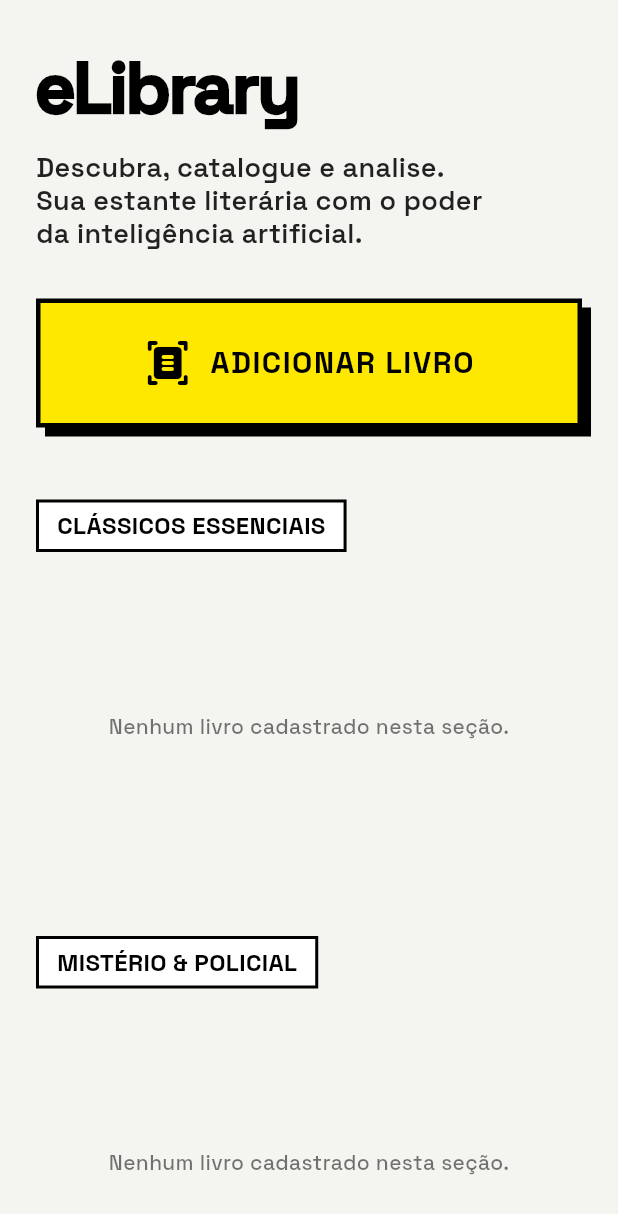
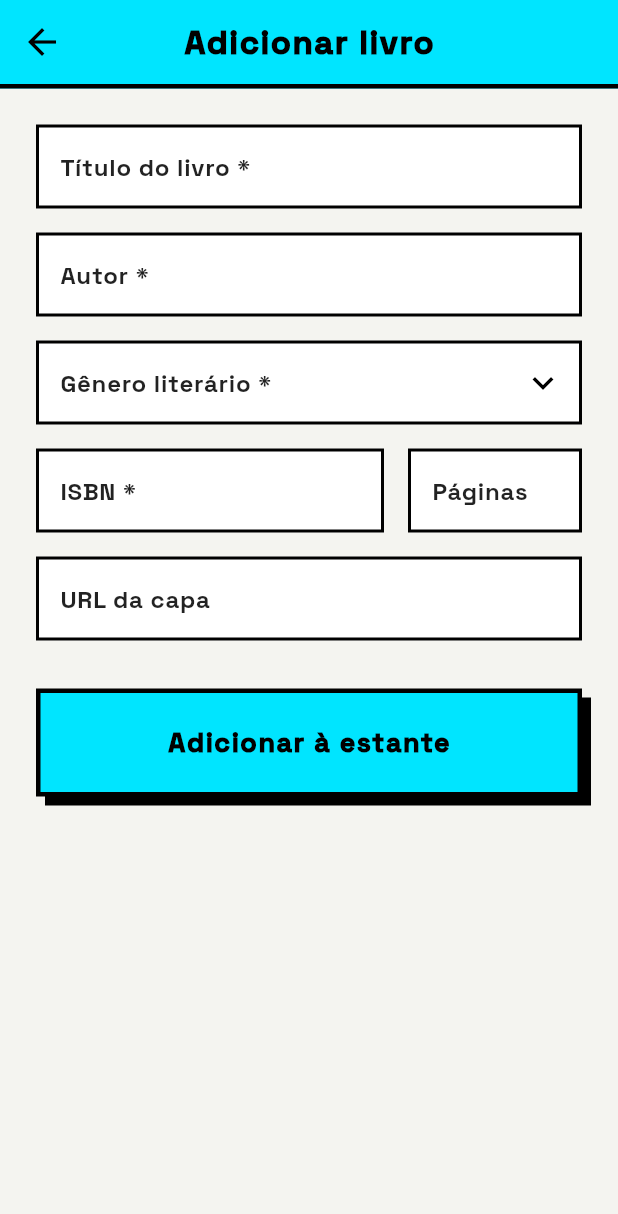
Before and after one commit to barbarastella/elibrary-app, a Flutter app: the HomePage screen opened directly with empty values, after a tap on "ADICIONAR LIVRO", on a phone screen of 412 x 824 dp. Shown: the top 1214 px of the screen. Run offline on Flutter 3.47's test engine with Material 3 defaults, Android fonts, the phone set to English and light mode, and no system bars; our stand-ins replace cloud_firestore, equatable, firebase_auth, firebase_core, flutter_bloc, flutter_dotenv and 2 more; accounts and stored records are empty; statements that could not run were skipped.

Commit message:
feat(books): implement book form page for create and update book operations with validations

```diff
--- a/lib/features/books/data/book_repository.dart
+++ b/lib/features/books/data/book_repository.dart
@@ -17,9 +17,14 @@ class BookRepository {
     required BookModel book,
   }) async {
     try {
-      await _userBooksCollection(userId).add(book.toFirestore());
+      final docRef = _userBooksCollection(userId).doc(book.isbn);
+      final docSnapshot = await docRef.get();
+
+      if (docSnapshot.exists) throw 'Um livro com este ISBN já está na sua estante.';
+
+      await docRef.set(book.toFirestore());
     } catch (e) {
-      throw Exception('Erro ao adicionar livro: $e');
+      throw Exception(e.toString().replaceAll('Erro ao adicionar livro: ', ''));
     }
   }
 
--- /dev/null
+++ b/lib/features/books/pages/book_form_page.dart
@@ -0,0 +1,397 @@
+import 'package:flutter/material.dart';
+import 'package:flutter_bloc/flutter_bloc.dart';
+import 'package:google_fonts/google_fonts.dart';
+import 'package:firebase_core/firebase_core.dart';
+import 'package:firebase_auth/firebase_auth.dart';
+import 'package:cloud_firestore/cloud_firestore.dart';
+
+import '../data/book_model.dart';
+import '../data/book_status_enum.dart';
+import '../bloc/book_bloc.dart';
+import '../bloc/book_event.dart';
+import '../bloc/book_state.dart';
+import '../../auth/bloc/auth_bloc.dart';
+import '../../auth/bloc/auth_state.dart';
+
+
+class BookFormPage extends StatefulWidget {
+  final BookModel? existingBook;
+  const BookFormPage({super.key, this.existingBook});
+
+  @override
+  State<BookFormPage> createState() => _BookFormPageState();
+}
+
+class _BookFormPageState extends State<BookFormPage> {
+  final _formKey = GlobalKey<FormState>();
+
+  late TextEditingController _titleController;
+  late TextEditingController _authorController;
+  late TextEditingController _isbnController;
+  late TextEditingController _pageCountController;
+  late TextEditingController _coverUrlController;
+
+  BookStatus _currentStatus = BookStatus.toRead;
+  String? _selectedGenre;
+
+  bool _isSubmitting = false;
+  String? _isbnAsyncError;
+
+  static const List<String> _genreOptions = [
+    'Clássico',
+    'Mistério / Policial',
+    'Ficção',
+    'Não-ficção',
+    'Fantasia',
+    'Ficção Científica',
+    'Biografia',
+    'Tecnologia',
+    'Outro',
+  ];
+
+  bool get isEditing => widget.existingBook != null;
+
+  @override
+  void initState() {
+    super.initState();
+    final book = widget.existingBook;
+
+    _titleController = TextEditingController(text: book?.title ?? '');
+    _authorController = TextEditingController(text: book?.author ?? '');
+    _isbnController = TextEditingController(text: book?.isbn ?? '');
+    _pageCountController = TextEditingController(
+      text: book?.pageCount.toString() ?? '',
+    );
+    _coverUrlController = TextEditingController(text: book?.coverUrl ?? '');
+
+    if (book != null) _currentStatus = book.status;
+
+    final String? existingGenre = book?.genre;
+
+    if (existingGenre != null && existingGenre.isNotEmpty) {
+      _selectedGenre = _genreOptions.contains(existingGenre)
+          ? existingGenre
+          : 'Outro';
+    }
+  }
+
+  @override
+  void dispose() {
+    _titleController.dispose();
+    _authorController.dispose();
+    _isbnController.dispose();
+    _pageCountController.dispose();
+    _coverUrlController.dispose();
+    super.dispose();
+  }
+
+  Future<void> _submitForm() async {
+    setState(() {_isbnAsyncError = null;});
+
+    if (!_formKey.currentState!.validate()) return;
+
+    final authState = context.read<AuthBloc>().state;
+    if (authState is! AuthenticatedState) return;
+
+    final String currentUserId = authState.user.uid;
+    final String isbn = _isbnController.text.trim();
+
+    setState(() {_isSubmitting = true;});
+
+    try {
+      final docSnapshot = await FirebaseFirestore.instance
+          .collection('users')
+          .doc(currentUserId)
+          .collection('books')
+          .doc(isbn)
+          .get();
+
+      bool isDuplicate = false;
+
+      if (docSnapshot.exists) {
+        if (!isEditing) {
+          isDuplicate = true;
+        } else if (widget.existingBook?.id != docSnapshot.id) {
+          isDuplicate = true;
+        }
+      }
+
+      if (isDuplicate) {
+        setState(() {
+          _isbnAsyncError = 'Este ISBN já está cadastrado.';
+          _isSubmitting = false;
+        });
+        _formKey.currentState!.validate();
+        return;
+      }
+
+      final formData = BookModel(
+        id: widget.existingBook?.id,
+        isbn: _isbnController.text.trim(),
+        title: _titleController.text.trim(),
+        author: _authorController.text.trim(),
+        genre: _selectedGenre,
+        pageCount: int.tryParse(_pageCountController.text.trim()) ?? 0,
+        coverUrl: _coverUrlController.text.trim(),
+        status: _currentStatus,
+        addedViaScanner: widget.existingBook?.addedViaScanner ?? false,
+        geminiSummary: widget.existingBook?.geminiSummary,
+        geminiRecommendations: widget.existingBook?.geminiRecommendations,
+      );
+
+      if (isEditing) {
+        context.read<BookBloc>().add(
+          UpdateBookRequestedEvent(userId: currentUserId, book: formData),
+        );
+        ScaffoldMessenger.of(context).showSnackBar(
+          const SnackBar(content: Text('Alterações salvas!'),
+              backgroundColor: Colors.black),
+        );
+      } else {
+        context.read<BookBloc>().add(
+          AddBookRequestedEvent(userId: currentUserId, book: formData),
+        );
+        ScaffoldMessenger.of(context).showSnackBar(
+          const SnackBar(content: Text('Livro adicionado à estante!'),
+              backgroundColor: Colors.black),
+        );
+      }
+
+      Navigator.of(context).pop();
+    } catch (e) {
+      setState(() {
+        _isSubmitting = false;
+      });
+      ScaffoldMessenger.of(context).showSnackBar(
+          const SnackBar(content: Text('Erro ao verificar conexão com o servidor.'), backgroundColor: Colors.red)
+      );
+    }
+  }
+
+  @override
+  Widget build(BuildContext context) {
+    const Color surfaceColor = Color(0xFFF4F4F0);
+    const Color accentColor = Color(0xFF00E5FF);
+
+    return BlocConsumer<BookBloc, BookState>(
+      listener: (context, state) {
+        if (state is BooksError) {
+          ScaffoldMessenger.of(context).showSnackBar(
+            SnackBar(content: Text(state.message), backgroundColor: Colors.red),
+          );
+        }
+      },
+      builder: (context, state) {
+        final bool isProcessing = (state is BooksLoading) || _isSubmitting;
+
+        return Scaffold(
+          backgroundColor: surfaceColor,
+          appBar: AppBar(
+            backgroundColor: accentColor,
+            elevation: 0,
+            bottom: PreferredSize(
+              preferredSize: const Size.fromHeight(3.0),
+              child: Container(color: Colors.black, height: 3.0),
+            ),
+            leading: IconButton(
+              icon: const Icon(Icons.arrow_back, color: Colors.black, size: 28),
+              onPressed: () => Navigator.of(context).pop(),
+            ),
+            title: Text(
+              isEditing ? 'Editar livro' : 'Adicionar livro',
+              style: GoogleFonts.spaceGrotesk(
+                color: Colors.black,
+                fontWeight: FontWeight.w900,
+                fontSize: 22,
+                letterSpacing: 1,
+              ),
+            ),
+            centerTitle: true,
+          ),
+          body: Stack(
+            children: [
+              SingleChildScrollView(
+                padding: const EdgeInsets.all(24.0),
+                child: Form(
+                  key: _formKey,
+                  child: Column(
+                    crossAxisAlignment: CrossAxisAlignment.stretch,
+                    children: [
+                      TextFormField(
+                        controller: _titleController,
+                        style: GoogleFonts.spaceGrotesk(
+                          fontWeight: FontWeight.bold,
+                        ),
+                        decoration: _neobrutalistInput('Título do livro *'),
+                        validator: (value) =>
+                        value == null || value.trim().isEmpty
+                            ? 'O título é obrigatório'
+                            : null,
+                      ),
+                      const SizedBox(height: 16),
+                      TextFormField(
+                        controller: _authorController,
+                        style: GoogleFonts.spaceGrotesk(
+                          fontWeight: FontWeight.bold,
+                        ),
+                        decoration: _neobrutalistInput('Autor *'),
+                        validator: (value) =>
+                        value == null || value.trim().isEmpty
+                            ? 'O autor é obrigatório'
+                            : null,
+                      ),
+                      const SizedBox(height: 16),
+                      DropdownButtonFormField<String>(
+                        value: _selectedGenre,
+                        icon: const Icon(
+                          Icons.keyboard_arrow_down,
+                          color: Colors.black,
+                          size: 28,
+                        ),
+                        dropdownColor: Colors.white,
+                        style: GoogleFonts.spaceGrotesk(
+                          fontWeight: FontWeight.bold,
+                          color: Colors.black,
+                        ),
+                        decoration: _neobrutalistInput('Gênero literário *'),
+                        items: _genreOptions.map((String genre) {
+                          return DropdownMenuItem<String>(
+                            value: genre,
+                            child: Text(genre),
+                          );
+                        }).toList(),
+                        onChanged: (String? newValue) {
+                          setState(() {
+                            _selectedGenre = newValue;
+                          });
+                        },
+                        validator: (value) =>
+                        value == null ? 'Selecione um gênero.' : null,
+                      ),
+                      const SizedBox(height: 16),
+                      Row(
+                        children: [
+                          Expanded(
+                            flex: 2,
+                            child: TextFormField(
+                              controller: _isbnController,
+                              keyboardType: TextInputType.number,
+                              style: GoogleFonts.spaceGrotesk(
+                                fontWeight: FontWeight.bold,
+                              ),
+                              decoration: _neobrutalistInput('ISBN *'),
+                              validator: (value) {
+                                if (value == null || value.trim().isEmpty) {
+                                  return 'O ISBN é obrigatório';
+                                }
+                                if (value.trim().length < 10) {
+                                  return 'ISBN inválido';
+                                }
+                                if (_isbnAsyncError != null) return _isbnAsyncError;
+                                return null;
+                              },
+                            ),
+                          ),
+                          const SizedBox(width: 16),
+                          Expanded(
+                            flex: 1,
+                            child: TextFormField(
+                              controller: _pageCountController,
+                              keyboardType: TextInputType.number,
+                              style: GoogleFonts.spaceGrotesk(
+                                fontWeight: FontWeight.bold,
+                              ),
+                              decoration: _neobrutalistInput('Páginas'),
+                            ),
+                          ),
+                        ],
+                      ),
+                      const SizedBox(height: 16),
+                      TextFormField(
+                        controller: _coverUrlController,
+                        style: GoogleFonts.spaceGrotesk(
+                          fontWeight: FontWeight.bold,
+                        ),
+                        decoration: _neobrutalistInput('URL da capa'),
+                      ),
+                      const SizedBox(height: 32),
+                      GestureDetector(
+                        onTap: isProcessing ? null : _submitForm,
+                        child: Container(
+                          width: double.infinity,
+                          padding: const EdgeInsets.symmetric(vertical: 20),
+                          decoration: BoxDecoration(
+                            color: isProcessing ? Colors.grey : accentColor,
+                            border: Border.all(color: Colors.black, width: 3),
+                            boxShadow: isProcessing ? null : const [
+                              BoxShadow(
+                                color: Colors.black,
+                                offset: Offset(6, 6),
+                              ),
+                            ],
+                          ),
+                          child: Center(
+                            child: isProcessing
+                                ? const SizedBox(
+                              height: 24,
+                              width: 24,
+                              child: CircularProgressIndicator(
+                                color: Colors.black,
+                                strokeWidth: 3,
+                              ),
+                            )
+                                : Text(
+                              isEditing
+                                  ? 'Salvar alterações'
+                                  : 'Adicionar à estante',
+                              style: GoogleFonts.spaceGrotesk(
+                                fontWeight: FontWeight.w900,
+                                fontSize: 18,
+                                letterSpacing: 1,
+                                color: Colors.black,
+                              ),
+                            ),
+                          ),
+                        ),
+                      ),
+                    ],
+                  ),
+                ),
+              ),
+              if (isProcessing)
+                const ModalBarrier(dismissible: false, color: Colors.black12),
+            ],
+          ),
+        );
+      },
+    );
+  }
+
+  InputDecoration _neobrutalistInput(String label) {
+    return InputDecoration(
+      labelText: label,
+      labelStyle: GoogleFonts.spaceGrotesk(
+        color: Colors.black87,
+        fontWeight: FontWeight.bold,
+      ),
+      filled: true,
+      fillColor: Colors.white,
+      enabledBorder: const OutlineInputBorder(
+        borderSide: BorderSide(color: Colors.black, width: 2),
+        borderRadius: BorderRadius.zero,
+      ),
+      focusedBorder: const OutlineInputBorder(
+        borderSide: BorderSide(color: Colors.black, width: 4),
+        borderRadius: BorderRadius.zero,
+      ),
+      errorBorder: const OutlineInputBorder(
+        borderSide: BorderSide(color: Colors.red, width: 2),
+        borderRadius: BorderRadius.zero,
+      ),
+      focusedErrorBorder: const OutlineInputBorder(
+        borderSide: BorderSide(color: Colors.red, width: 4),
+        borderRadius: BorderRadius.zero,
+      ),
+    );
+  }
+}
--- a/lib/features/books/pages/home_page.dart
+++ b/lib/features/books/pages/home_page.dart
@@ -3,6 +3,7 @@ import 'package:google_fonts/google_fonts.dart';
 import 'package:cloud_firestore/cloud_firestore.dart';
 
 import '../data/book_model.dart';
+import '../pages/book_form_page.dart';
 
 class HomePage extends StatefulWidget {
   final String userId;
@@ -68,11 +69,11 @@ class _HomePageState extends State<HomePage> {
 
                   GestureDetector(
                     onTap: () {
-                      // página de criar
+                      Navigator.of(context).push(MaterialPageRoute(builder: (context) => const BookFormPage()));
                     },
                     child: Container(
                       width: double.infinity,
-                      padding: const EdgeInsets.symmetric(vertical: 24, horizontal: 16),
+                      padding: const EdgeInsets.symmetric(vertical: 16, horizontal: 8),
                       decoration: BoxDecoration(
                         color: focalColor,
                         border: Border.all(color: Colors.black, width: 3),
```
